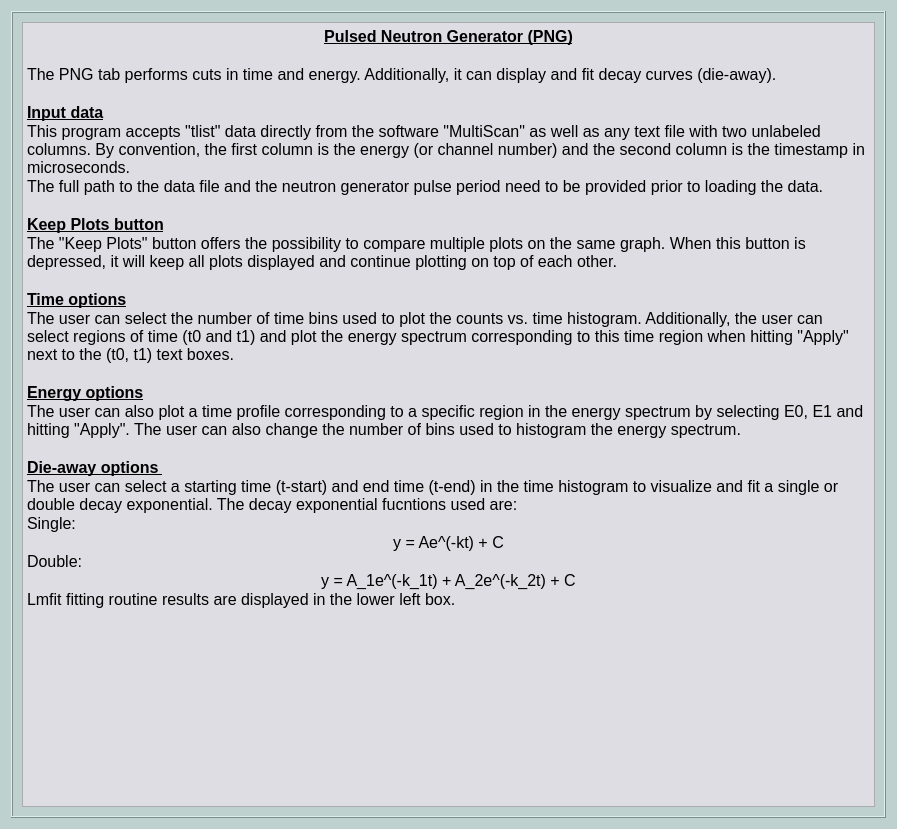
NASA-Planetary-Science/wara, file wara/ui/win_info_png.ui: the form before one commit.
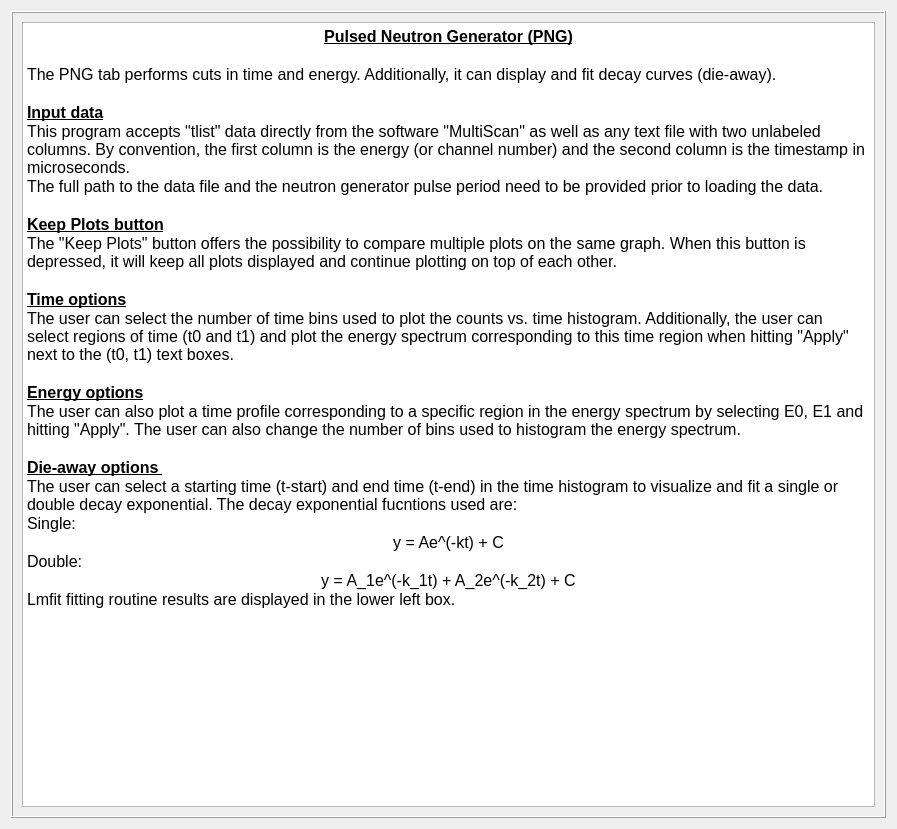
The form after the commit.

Commit message: Add dark color theme to GUI display

The edit to the form file:
```diff
--- a/wara/ui/win_info_png.ui
+++ b/wara/ui/win_info_png.ui
@@ -13,9 +13,6 @@
   <property name="windowTitle">
    <string>Dialog</string>
   </property>
-  <property name="styleSheet">
-   <string notr="true">background-color: rgb(190, 209, 206);</string>
-  </property>
   <layout class="QGridLayout" name="gridLayout">
    <item row="0" column="0">
     <widget class="QFrame" name="frame">
@@ -28,9 +25,6 @@
      <layout class="QGridLayout" name="gridLayout_2">
       <item row="0" column="0">
        <widget class="QTextBrowser" name="textBrowser">
-        <property name="styleSheet">
-         <string notr="true">background-color: rgb(221, 221, 227);</string>
-        </property>
         <property name="html">
          <string>&lt;!DOCTYPE HTML PUBLIC &quot;-//W3C//DTD HTML 4.0//EN&quot; &quot;http://www.w3.org/TR/REC-html40/strict.dtd&quot;&gt;
 &lt;html&gt;&lt;head&gt;&lt;meta name=&quot;qrichtext&quot; content=&quot;1&quot; /&gt;&lt;style type=&quot;text/css&quot;&gt;
```
The commit also changes 28 other files.
